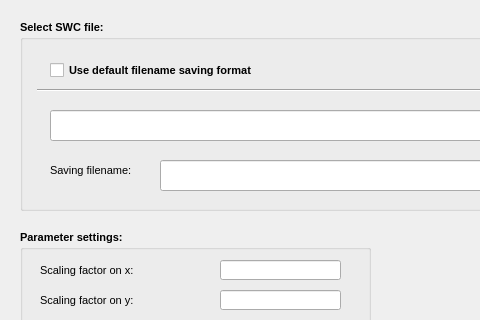
Qt form hackathon/zhi/IVSCC_scaling_swc/SWC_scaling.ui (Vaa3D/vaa3d_tools) before a commit; both pictures show x 0 to 480 and y 0 to 320 of the 706 by 411 pixel window.
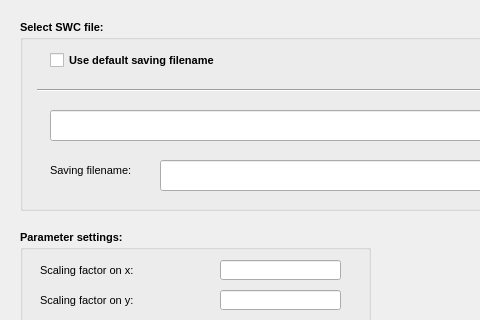
The same form after that commit.

Commit message: swc scaling UI refined, global_fea plugin .pro file path corrected

Diff of the .ui file:
```diff
--- a/hackathon/zhi/IVSCC_scaling_swc/SWC_scaling.ui
+++ b/hackathon/zhi/IVSCC_scaling_swc/SWC_scaling.ui
@@ -84,25 +84,6 @@
      <string>Browse</string>
     </property>
    </widget>
-   <widget class="QCheckBox" name="checkBox">
-    <property name="geometry">
-     <rect>
-      <x>30</x>
-      <y>30</y>
-      <width>291</width>
-      <height>41</height>
-     </rect>
-    </property>
-    <property name="font">
-     <font>
-      <weight>75</weight>
-      <bold>true</bold>
-     </font>
-    </property>
-    <property name="text">
-     <string>Use default filename saving format</string>
-    </property>
-   </widget>
    <widget class="QLineEdit" name="lineEdit_2">
     <property name="geometry">
      <rect>
@@ -152,6 +133,19 @@
      <enum>Qt::Horizontal</enum>
     </property>
    </widget>
+   <widget class="QCheckBox" name="checkBox">
+    <property name="geometry">
+     <rect>
+      <x>30</x>
+      <y>30</y>
+      <width>241</width>
+      <height>21</height>
+     </rect>
+    </property>
+    <property name="text">
+     <string>Use default saving filename</string>
+    </property>
+   </widget>
   </widget>
   <widget class="QGroupBox" name="groupBox_2">
    <property name="geometry">
```
Left out of the diff: 30 changed lines with no effect on the pictures. The commit also changes 3 other files.
